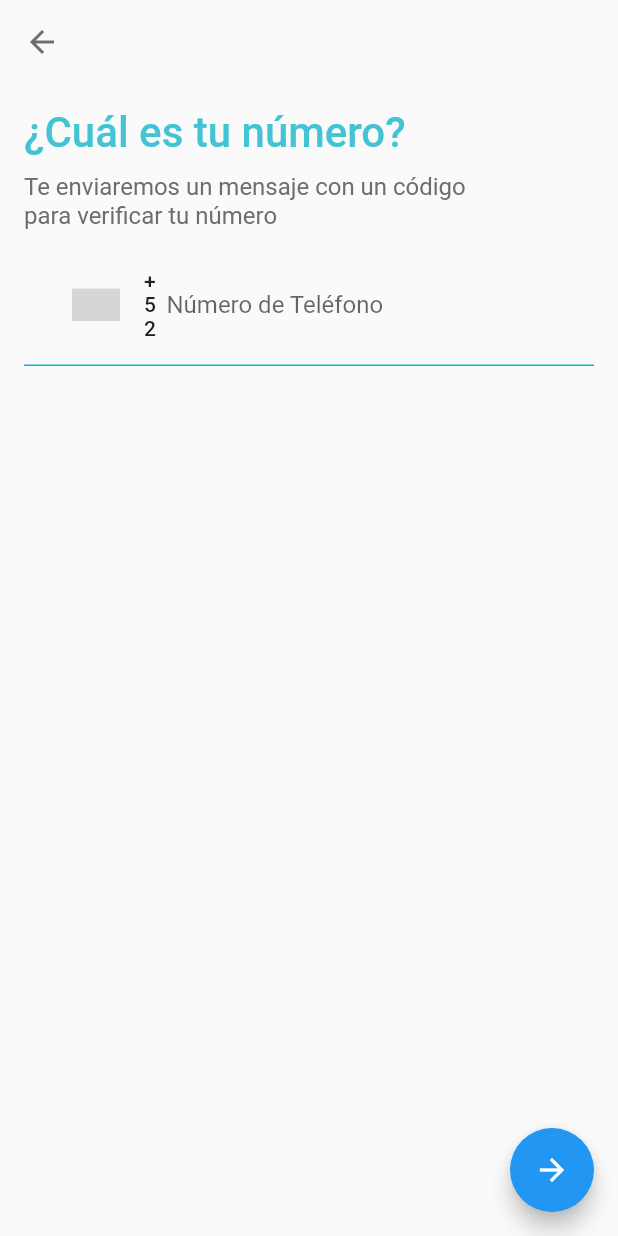
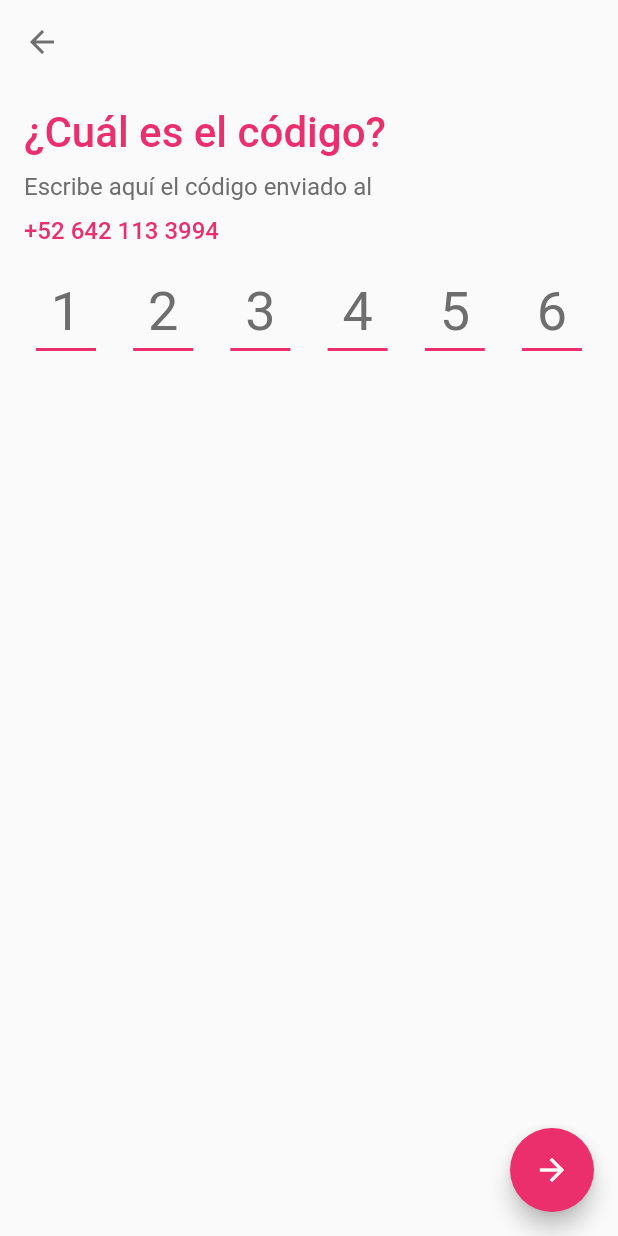
Before and after one commit to combattardigrade/uber_clone, a Flutter app: the screen it shows after launch, on a phone screen of 412 x 824 dp. Run offline on Flutter 3.47's test engine with Material 2 defaults, Android fonts, the light colour scheme and no system bars; drawn by our look-alikes of country_code_picker, pin_code_fields; grey boxes are pictures that could not be loaded.

Commit message:
code_verification page

```diff
--- a/lib/main.dart
+++ b/lib/main.dart
@@ -1,6 +1,7 @@
 import 'package:flutter/material.dart';
 import 'package:uber/src/pages/home.dart';
 import 'package:uber/src/pages/phone_signup.dart';
+import 'package:uber/src/pages/code_verification.dart';
 
 void main() => runApp(MyApp());
 
@@ -23,7 +24,7 @@ class MyApp extends StatelessWidget {
         // is not restarted.
         primarySwatch: Colors.blue,
       ),
-      home: PhoneSignupPage(),
+      home: CodeVerificationPage(),
     );
   }
 }
--- /dev/null
+++ b/lib/src/pages/code_verification.dart
@@ -0,0 +1,126 @@
+import 'package:flutter/material.dart';
+import 'package:country_code_picker/country_code_picker.dart';
+import 'package:pin_code_fields/pin_code_fields.dart';
+import 'package:flutter/gestures.dart';
+
+class CodeVerificationPage extends StatefulWidget {
+  @override
+  CodeVerificationPage({Key key}) : super(key: key);
+  // final String phoneNumber;
+  // CodeVerificationPage(this.phoneNumber);
+  _CodeVerificationPage createState() => _CodeVerificationPage();
+}
+
+class _CodeVerificationPage extends State<CodeVerificationPage> {
+  var onTapRecognizer;
+
+  TextEditingController textEditingController = TextEditingController()
+    ..text = "123456";
+
+  Widget build(BuildContext context) {
+    return Scaffold(
+      appBar: AppBar(
+        leading: IconButton(
+          icon: Icon(Icons.arrow_back, color: Color(0xff6E6E6E)),
+          onPressed: () => Navigator.of(context).pop(),
+        ),
+        // title: Text(
+        //   'Registro',
+        //   style: TextStyle(color: Colors.black),
+        // ),
+        centerTitle: false,
+        backgroundColor: Colors.transparent,
+        elevation: 0.0,
+      ),
+      body: Container(
+          alignment: Alignment.center,
+          padding: EdgeInsets.all(16.0),
+          child: Column(
+            children: <Widget>[
+              Row(
+                children: <Widget>[
+                  Container(
+                    child: Text('¿Cuál es el código?',
+                        style: TextStyle(
+                            fontSize: 28,
+                            color: Color(0xffEB2E6C),
+                            fontWeight: FontWeight.w500)),
+                  ),
+                ],
+              ),
+              Row(
+                children: <Widget>[
+                  Container(
+                    padding: EdgeInsets.fromLTRB(0, 10.0, 0, 10.0),
+                    width: MediaQuery.of(context).size.width * 0.8,
+                    child: Text(
+                      'Escribe aquí el código enviado al',
+                      style:
+                          TextStyle(fontSize: 16.0, color: Color(0xff6E6E6E)),
+                      textAlign: TextAlign.left,
+                    ),
+                  )
+                ],
+              ),
+              Row(children: <Widget>[
+                Container(
+                  child: Text(
+                    '+52 642 113 3994',
+                    style: TextStyle(
+                        fontSize: 16.0,
+                        color: Color(0xffEB2E6C),
+                        fontWeight: FontWeight.w500),
+                  ),
+                )
+              ]),
+              SizedBox(
+                height: 20,
+              ),
+              Padding(
+                  padding: EdgeInsets.symmetric(vertical: 1.0, horizontal: 8.0),
+                  child: PinCodeTextField(
+                    textStyle: TextStyle(color: Color(0xff6E6E6E), fontSize: 36.0),
+                    length: 6,
+                    obsecureText: false,
+                    animationType: AnimationType.fade,
+                    pinTheme: PinTheme(
+                      shape: PinCodeFieldShape.underline,
+                      borderRadius: BorderRadius.circular(5),
+                      fieldHeight: 50,
+                      fieldWidth: 40,
+                      activeColor: Color(0xffEB2E6C),
+                      selectedColor: Colors.cyan,
+                      inactiveColor: Color(0xffAAAAAA),
+                      activeFillColor: Colors.transparent,
+                      inactiveFillColor: Colors.transparent,
+                      selectedFillColor: Colors.transparent,
+                    ),
+                    animationDuration: Duration(milliseconds: 300),
+                    backgroundColor: Colors.transparent,
+
+                    enableActiveFill: true,
+                    // errorAnimationController: errorController,
+                    controller: textEditingController,
+                    onCompleted: (v) {
+                      print("Completed");
+                    },
+                    onChanged: (value) {
+                      print(value);
+                    },
+                    beforeTextPaste: (text) {
+                      print("Allowing to paste $text");
+                      //if you return true then it will show the paste confirmation dialog. Otherwise if false, then nothing will happen.
+                      //but you can show anything you want here, like your pop up saying wrong paste format or etc
+                      return true;
+                    },
+                  )),
+            ],
+          )),
+      floatingActionButton: FloatingActionButton(
+        onPressed: () {},
+        child: Icon(Icons.arrow_forward),
+        backgroundColor: Color(0xffEB2E6C),
+      ),
+    );
+  }
+}
--- a/lib/src/pages/phone_signup.dart
+++ b/lib/src/pages/phone_signup.dart
@@ -97,7 +97,7 @@ class _PhoneSignupPage extends State<PhoneSignupPage> {
               ],
             )
             ),
-            floatingActionButton: FloatingActionButton(onPressed: () {}, child: Icon(Icons.arrow_forward)),
+            floatingActionButton: FloatingActionButton(onPressed: () {}, child: Icon(Icons.arrow_forward), backgroundColor: Colors.cyan,),
           );
   }
 }
--- a/pubspec.yaml
+++ b/pubspec.yaml
@@ -22,7 +22,7 @@ dependencies:
   english_words: ^3.1.0
   url_launcher: ^5.4.10
   country_code_picker: ^1.3.14
-
+  pin_code_fields: ^3.0.1
 
   # The following adds the Cupertino Icons font to your application.
   # Use with the CupertinoIcons class for iOS style icons.
```
Also changed, not shown: pubspec.lock.
